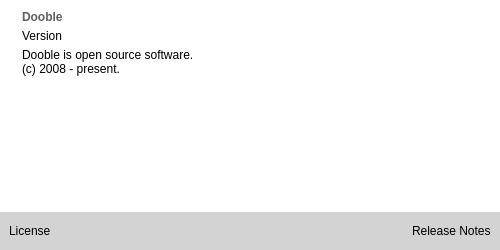
textbrowser/dooble, file UI/dooble_about.ui: the form before one commit.
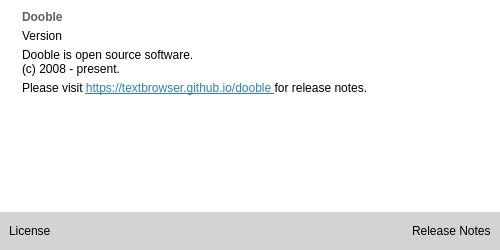
The form after the commit. Icons and pictures are not drawn.

Patch:
```diff
--- a/UI/dooble_about.ui
+++ b/UI/dooble_about.ui
@@ -112,6 +112,19 @@
           </property>
          </widget>
         </item>
+        <item>
+         <widget class="QLabel" name="site">
+          <property name="styleSheet">
+           <string notr="true">QWidget {background-color: white; color: rgb(0, 0, 0);}</string>
+          </property>
+          <property name="text">
+           <string>&lt;html&gt;&lt;head/&gt;&lt;body&gt;&lt;p&gt;Please visit &lt;a href=&quot;https://textbrowser.github.io/dooble&quot;&gt;&lt;span style=&quot; text-decoration: underline; color:#2980b9;&quot;&gt;https://textbrowser.github.io/dooble &lt;/span&gt;&lt;/a&gt;for release notes.&lt;/p&gt;&lt;/body&gt;&lt;/html&gt;</string>
+          </property>
+          <property name="textInteractionFlags">
+           <set>Qt::LinksAccessibleByMouse</set>
+          </property>
+         </widget>
+        </item>
         <item>
          <widget class="QLabel" name="local_information">
           <property name="styleSheet">
@@ -127,6 +140,9 @@
         </item>
         <item>
          <widget class="QLabel" name="digest">
+          <property name="styleSheet">
+           <string notr="true">QWidget {background-color: white; color: rgb(0, 0, 0);}</string>
+          </property>
           <property name="text">
            <string/>
           </property>
```
Left out of the diff: 3 changed lines with no effect on the pictures.
